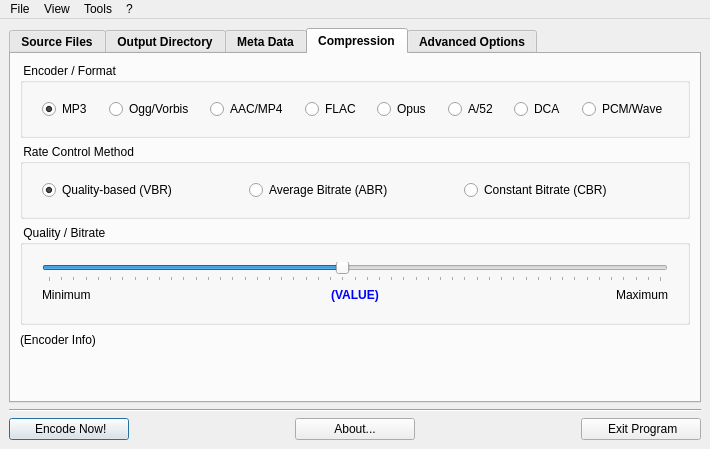
This is LameXP_QT/gui/MainWindow.ui in manojkumardshenoy/mulder as Qt 5 draws it before an edit. The edited form follows.
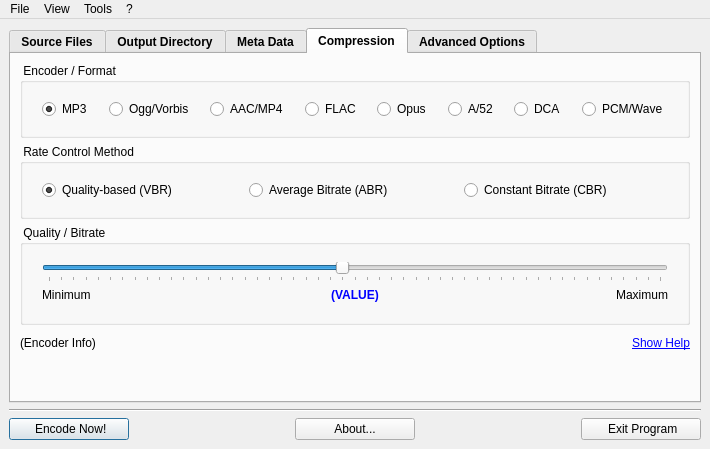
This is the edited form. The open tabs and pages were chosen to show the change. Icons and pictures are not drawn.

```diff
--- a/LameXP_QT/gui/MainWindow.ui
+++ b/LameXP_QT/gui/MainWindow.ui
@@ -1269,6 +1269,8 @@
              </spacer>
             </item>
             <item>
+             <layout class="QHBoxLayout" name="horizontalLayout_10">
+              <item>
              <widget class="QLabel" name="labelEncoderInfo">
               <property name="font">
                <font>
@@ -1282,6 +1284,78 @@
              </widget>
             </item>
             <item>
+               <spacer name="horizontalSpacer_60">
+                <property name="orientation">
+                 <enum>Qt::Horizontal</enum>
+                </property>
+                <property name="sizeHint" stdset="0">
+                 <size>
+                  <width>40</width>
+                  <height>20</height>
+                 </size>
+                </property>
+               </spacer>
+              </item>
+              <item>
+               <widget class="QLabel" name="labelCompressionHelp">
+                <property name="palette">
+                 <palette>
+                  <active>
+                   <colorrole role="WindowText">
+                    <brush brushstyle="SolidPattern">
+                     <color alpha="255">
+                      <red>0</red>
+                      <green>0</green>
+                      <blue>255</blue>
+                     </color>
+                    </brush>
+                   </colorrole>
+                  </active>
+                  <inactive>
+                   <colorrole role="WindowText">
+                    <brush brushstyle="SolidPattern">
+                     <color alpha="255">
+                      <red>0</red>
+                      <green>0</green>
+                      <blue>255</blue>
+                     </color>
+                    </brush>
+                   </colorrole>
+                  </inactive>
+                  <disabled>
+                   <colorrole role="WindowText">
+                    <brush brushstyle="SolidPattern">
+                     <color alpha="255">
+                      <red>120</red>
+                      <green>120</green>
+                      <blue>120</blue>
+                     </color>
+                    </brush>
+                   </colorrole>
+                  </disabled>
+                 </palette>
+                </property>
+                <property name="font">
+                 <font>
+                  <weight>50</weight>
+                  <bold>false</bold>
+                  <underline>true</underline>
+                 </font>
+                </property>
+                <property name="cursor">
+                 <cursorShape>PointingHandCursor</cursorShape>
+                </property>
+                <property name="text">
+                 <string>Show Help</string>
+                </property>
+                <property name="alignment">
+                 <set>Qt::AlignRight|Qt::AlignTrailing|Qt::AlignVCenter</set>
+                </property>
+               </widget>
+              </item>
+             </layout>
+            </item>
+            <item>
              <spacer name="verticalSpacer_2">
               <property name="orientation">
                <enum>Qt::Vertical</enum>
```
Left out of the diff: 7 changed lines with no effect on the pictures. Lines whose indentation alone changed are shown as unchanged.
